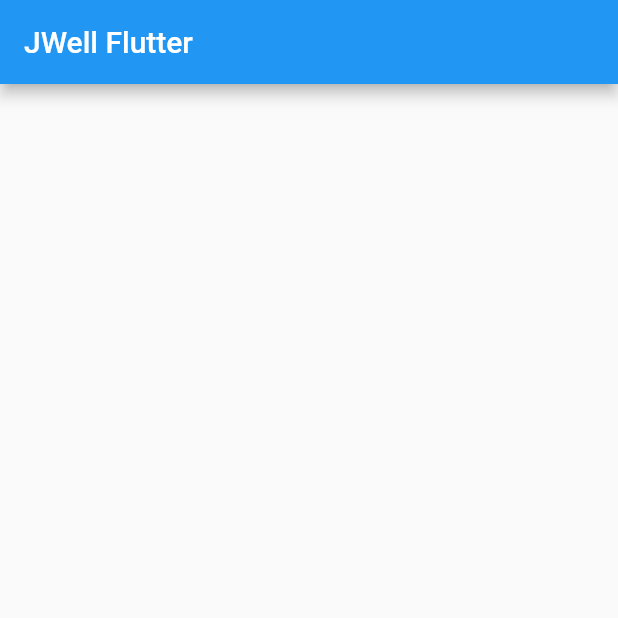
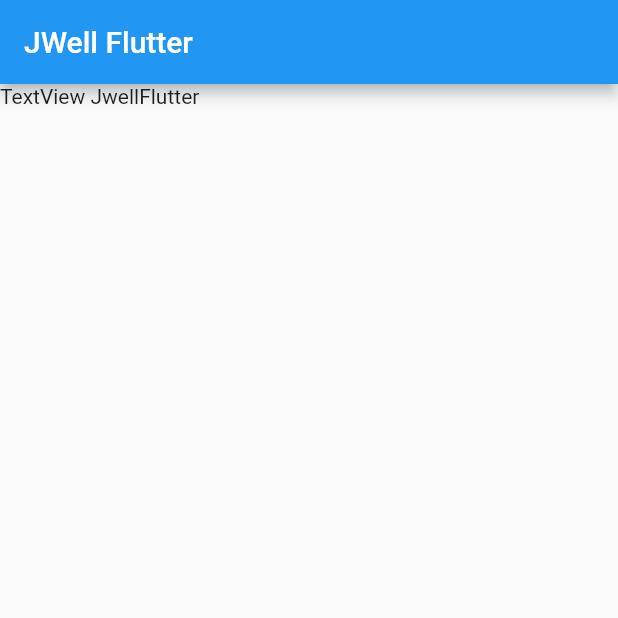
Before and after one commit to ryanranya/JWellFlutter, a Flutter app: the screen it shows after launch, on a phone screen of 412 x 824 dp, the top half of it. Run offline on Flutter 3.47's test engine with Material 2 defaults, Android fonts, the phone set to English and light mode, and no system bars.

Commit message:
修改TextView

```diff
--- a/lib/main.dart
+++ b/lib/main.dart
@@ -31,6 +31,10 @@ class RYHomePageCountent extends StatefulWidget {
 class _RYHomePageCountentState extends State<RYHomePageCountent> {
   @override
   Widget build(BuildContext context) {
-    return Container();
+    return ListView(
+      children: <Widget>[
+        Text("TextView JwellFlutter "),
+      ],
+    );
   }
 }
```
